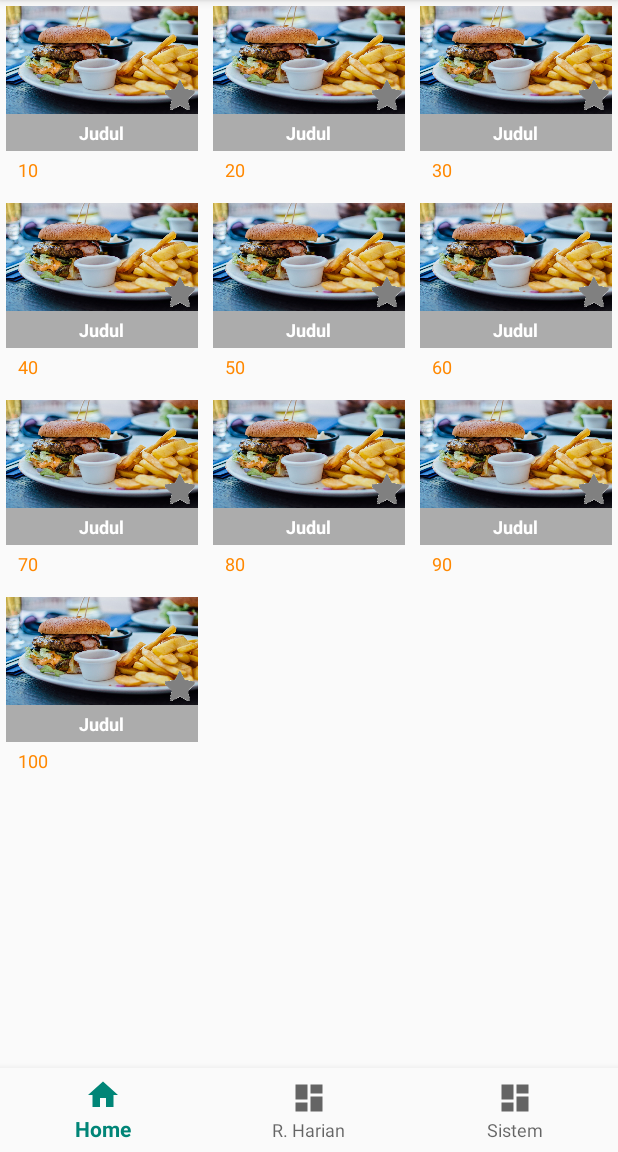
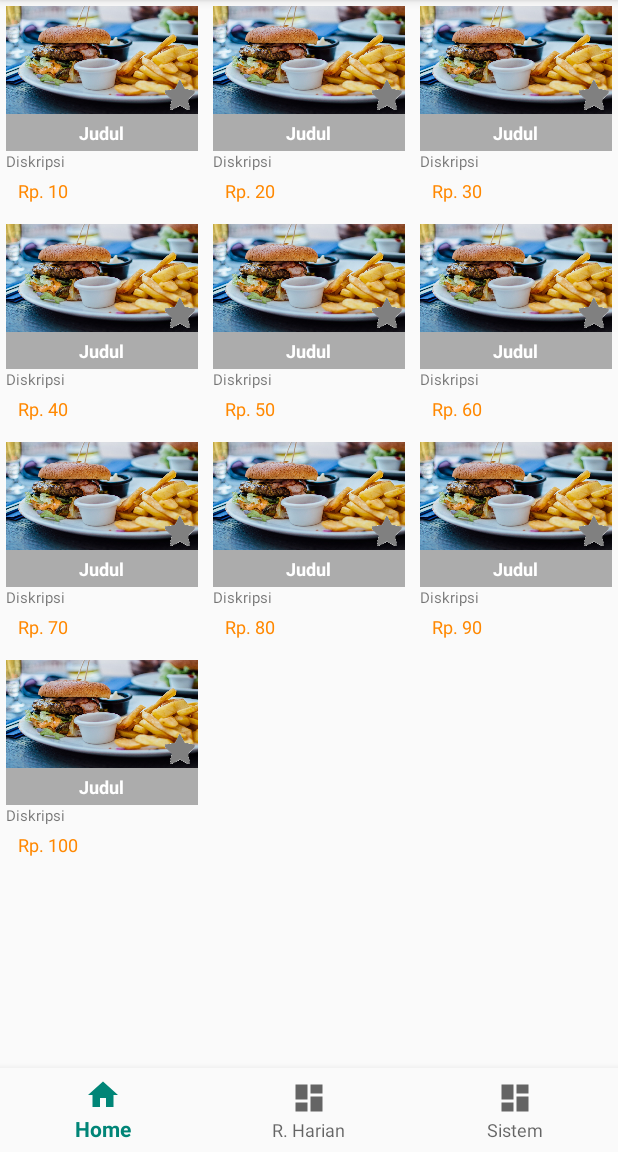
Before and after one commit to ardianlaksa/POS-Restoran, an Android app: the screen it shows after launch (MainActivity), on a phone screen of 412 x 824 dp, the part 84-1236 px from its top. Run offline under Robolectric (Android 15) with nearby library versions, the phone set to English and light mode, and no system bars; pictures from the network do not load.

Commit message:
Laksa 18/6/19 11.6
#Perubahan icon visibility ke drawable
#Perubahan activity_splash.xml
#Perbaikan Home

```diff
--- a/app/src/main/java/com/dnhsolution/restokabmalang/home/HomeFragment.kt
+++ b/app/src/main/java/com/dnhsolution/restokabmalang/home/HomeFragment.kt
@@ -147,33 +147,33 @@ class HomeFragment:Fragment() {
         ProdukElement(
             1, "Judul", "10", R.drawable.img_food_example,
             "${Url.serverPdrd}IMG_20190516_163229_1994000784056139154.jpg"
-        ,""), ProdukElement(
+        ,"Diskripsi"), ProdukElement(
             2, "Judul", "20", R.drawable.img_food_example,
             "${Url.serverPdrd}IMG_20190516_163229_1994000784056139154.jpg"
-            ,""), ProdukElement(
+            ,"Diskripsi"), ProdukElement(
             3, "Judul", "30", R.drawable.img_food_example,
             "${Url.serverPdrd}IMG_20190516_163229_1994000784056139154.jpg"
-            ,""), ProdukElement(
+            ,"Diskripsi"), ProdukElement(
             4, "Judul", "40", R.drawable.img_food_example,
             "${Url.serverPdrd}IMG_20190516_163229_1994000784056139154.jpg"
-            ,""), ProdukElement(
+            ,"Diskripsi"), ProdukElement(
             5, "Judul", "50", R.drawable.img_food_example,
             "${Url.serverPdrd}IMG_20190516_163229_1994000784056139154.jpg"
-            ,""), ProdukElement(
+            ,"Diskripsi"), ProdukElement(
             6, "Judul", "60", R.drawable.img_food_example,
             "${Url.serverPdrd}IMG_20190516_163229_1994000784056139154.jpg"
-            ,""), ProdukElement(
+            ,"Diskripsi"), ProdukElement(
             7, "Judul", "70", R.drawable.img_food_example,
             "http://www.raywenderlich.com/wp-content/uploads/2016/03/thegoingtobedbook.jpg"
-            ,""), ProdukElement(
+            ,"Diskripsi"), ProdukElement(
             8, "Judul", "80", R.drawable.img_food_example,
             "http://www.raywenderlich.com/wp-content/uploads/2016/03/ohbabygobaby.jpg"
-            ,""), ProdukElement(
+            ,"Diskripsi"), ProdukElement(
             9, "Judul", "90", R.drawable.img_food_example,
             "http://www.raywenderlich.com/wp-content/uploads/2016/03/thetoothbook.jpg"
-            ,""), ProdukElement(
+            ,"Diskripsi"), ProdukElement(
             10, "Judul", "100", R.drawable.img_food_example,
             "http://www.raywenderlich.com/wp-content/uploads/2016/03/onefish.jpg"
-            ,"")
+            ,"Diskripsi")
     )
 }
--- a/app/src/main/java/com/dnhsolution/restokabmalang/home/ProdukAdapter.java
+++ b/app/src/main/java/com/dnhsolution/restokabmalang/home/ProdukAdapter.java
@@ -86,17 +86,20 @@ public class ProdukAdapter extends BaseAdapter {
       final TextView nameTextView = convertView.findViewById(R.id.textview_book_name);
       final TextView authorTextView = convertView.findViewById(R.id.textview_book_author);
       final ImageView imageViewFavorite = convertView.findViewById(R.id.imageview_favorite);
+      final TextView descriptionTextView = convertView.findViewById(R.id.tvDescription);
 
-      final ViewHolder viewHolder = new ViewHolder(nameTextView, authorTextView, imageViewCoverArt, imageViewFavorite);
+      final ViewHolder viewHolder = new ViewHolder(nameTextView, authorTextView, imageViewCoverArt, imageViewFavorite
+              ,descriptionTextView);
       convertView.setTag(viewHolder);
     }
 
     final ViewHolder viewHolder = (ViewHolder)convertView.getTag();
     viewHolder.imageViewCoverArt.setImageResource(book.getImageResource());
     viewHolder.nameTextView.setText(book.getName());
-    viewHolder.authorTextView.setText(book.getPrice());
+    String priceValue = "Rp. "+book.getPrice();
+    viewHolder.authorTextView.setText(priceValue);
     viewHolder.imageViewFavorite.setImageResource(book.isFavorite() ? R.drawable.star_enabled : R.drawable.star_disabled);
-
+    viewHolder.descriptionTextView.setText(book.getDescription());
 //    Picasso.get().load(book.getImageUrl()).into(viewHolder.imageViewCoverArt);
 
     return convertView;
@@ -107,12 +110,15 @@ public class ProdukAdapter extends BaseAdapter {
     private final TextView authorTextView;
     private final ImageView imageViewCoverArt;
     private final ImageView imageViewFavorite;
+    private final TextView descriptionTextView;
 
-    ViewHolder(TextView nameTextView, TextView authorTextView, ImageView imageViewCoverArt, ImageView imageViewFavorite) {
+    ViewHolder(TextView nameTextView, TextView authorTextView
+            , ImageView imageViewCoverArt, ImageView imageViewFavorite, TextView descriptionTextView) {
       this.nameTextView = nameTextView;
       this.authorTextView = authorTextView;
       this.imageViewCoverArt = imageViewCoverArt;
       this.imageViewFavorite = imageViewFavorite;
+      this.descriptionTextView = descriptionTextView;
     }
   }
 
--- a/app/src/main/res/layout/item_produk.xml
+++ b/app/src/main/res/layout/item_produk.xml
@@ -46,6 +46,13 @@
     </RelativeLayout>
 
     <TextView
+        android:id="@+id/tvDescription"
+        android:layout_width="match_parent"
+        android:layout_height="wrap_content"
+        android:textSize="@dimen/f_10"
+        android:maxLines="3"/>
+
+    <TextView
         android:id="@+id/textview_book_author"
         android:layout_width="wrap_content"
         android:layout_height="wrap_content"
```
